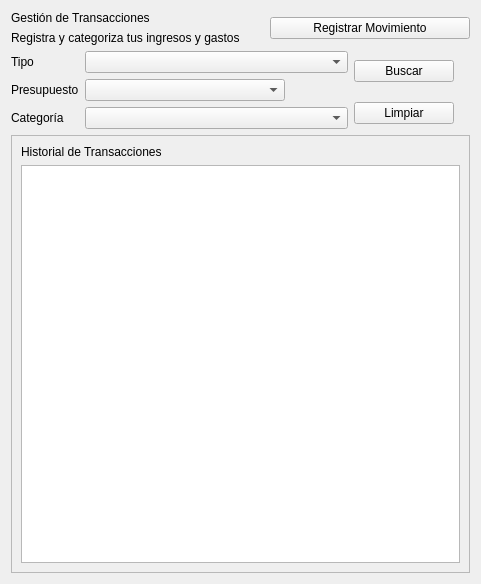
Above: src/vista/sources/panel_transacciones.ui from sigladon/mi-vaca before the change. Below: the same form after it.
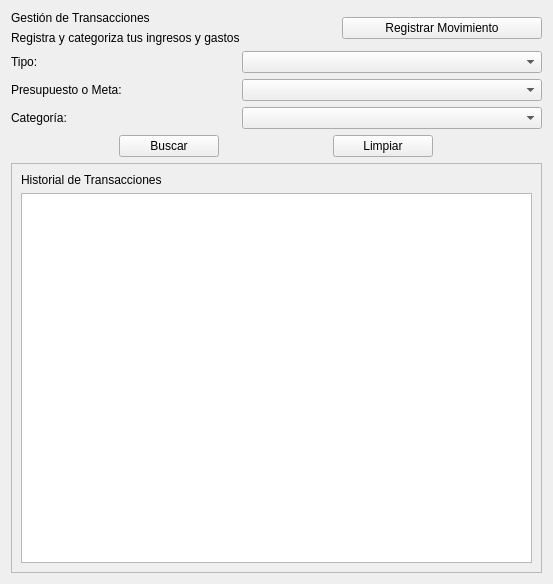
That is the form after the change.

```diff
--- a/src/vista/sources/panel_transacciones.ui
+++ b/src/vista/sources/panel_transacciones.ui
@@ -6,7 +6,7 @@
    <rect>
     <x>0</x>
     <y>0</y>
-    <width>481</width>
+    <width>553</width>
     <height>584</height>
    </rect>
   </property>
@@ -47,10 +47,89 @@
    </item>
    <item>
     <layout class="QGridLayout" name="gridLayout">
-     <property name="rightMargin">
-      <number>16</number>
-     </property>
+     <item row="0" column="0">
+      <widget class="QLabel" name="lbl_tipo">
+       <property name="text">
+        <string>Tipo:</string>
+       </property>
+      </widget>
+     </item>
      <item row="0" column="1">
+      <widget class="QComboBox" name="cmb_tipo_transaccion">
+       <property name="minimumSize">
+        <size>
+         <width>300</width>
+         <height>0</height>
+        </size>
+       </property>
+       <property name="maximumSize">
+        <size>
+         <width>400</width>
+         <height>16777215</height>
+        </size>
+       </property>
+       <property name="placeholderText">
+        <string>Selecciona un tipo</string>
+       </property>
+      </widget>
+     </item>
+     <item row="1" column="0">
+      <widget class="QLabel" name="lbl_presupuesto_categoria">
+       <property name="text">
+        <string>Presupuesto o Meta:</string>
+       </property>
+      </widget>
+     </item>
+     <item row="1" column="1">
+      <widget class="QComboBox" name="cmb_presupuesto">
+       <property name="minimumSize">
+        <size>
+         <width>300</width>
+         <height>0</height>
+        </size>
+       </property>
+       <property name="maximumSize">
+        <size>
+         <width>400</width>
+         <height>16777215</height>
+        </size>
+       </property>
+       <property name="placeholderText">
+        <string>Selecciona un presupuesto o meta</string>
+       </property>
+      </widget>
+     </item>
+     <item row="2" column="0">
+      <widget class="QLabel" name="lbl_categoria">
+       <property name="text">
+        <string>Categoría:</string>
+       </property>
+      </widget>
+     </item>
+     <item row="2" column="1">
+      <widget class="QComboBox" name="cmb_categoria_transaccion">
+       <property name="minimumSize">
+        <size>
+         <width>300</width>
+         <height>0</height>
+        </size>
+       </property>
+       <property name="maximumSize">
+        <size>
+         <width>400</width>
+         <height>16777215</height>
+        </size>
+       </property>
+       <property name="placeholderText">
+        <string>Selecciona una categoría</string>
+       </property>
+      </widget>
+     </item>
+    </layout>
+   </item>
+   <item>
+    <layout class="QHBoxLayout" name="horizontalLayout">
+     <item>
       <widget class="QPushButton" name="btn_buscar_transacciones">
        <property name="maximumSize">
         <size>
@@ -63,7 +142,7 @@
        </property>
       </widget>
      </item>
-     <item row="1" column="1">
+     <item>
       <widget class="QPushButton" name="btn_limpiar_filtros">
        <property name="maximumSize">
         <size>
@@ -76,79 +155,6 @@
        </property>
       </widget>
      </item>
-     <item row="0" column="0" rowspan="2">
-      <layout class="QFormLayout" name="formLayout">
-       <property name="labelAlignment">
-        <set>Qt::AlignmentFlag::AlignLeading|Qt::AlignmentFlag::AlignLeft|Qt::AlignmentFlag::AlignVCenter</set>
-       </property>
-       <item row="1" column="0">
-        <widget class="QLabel" name="label_4">
-         <property name="text">
-          <string>Presupuesto</string>
-         </property>
-        </widget>
-       </item>
-       <item row="1" column="1">
-        <widget class="QComboBox" name="cmb_presupuesto">
-         <property name="minimumSize">
-          <size>
-           <width>200</width>
-           <height>0</height>
-          </size>
-         </property>
-         <property name="maximumSize">
-          <size>
-           <width>200</width>
-           <height>16777215</height>
-          </size>
-         </property>
-         <property name="placeholderText">
-          <string>Selecciona un presupuesto</string>
-         </property>
-        </widget>
-       </item>
-       <item row="3" column="0">
-        <widget class="QLabel" name="label_6">
-         <property name="text">
-          <string>Categoría</string>
-         </property>
-        </widget>
-       </item>
-       <item row="3" column="1">
-        <widget class="QComboBox" name="cmb_categoria_transaccion">
-         <property name="minimumSize">
-          <size>
-           <width>200</width>
-           <height>0</height>
-          </size>
-         </property>
-         <property name="placeholderText">
-          <string>Selecciona una categoría</string>
-         </property>
-        </widget>
-       </item>
-       <item row="0" column="1">
-        <widget class="QComboBox" name="cmb_tipo_transaccion">
-         <property name="minimumSize">
-          <size>
-           <width>200</width>
-           <height>0</height>
-          </size>
-         </property>
-         <property name="placeholderText">
-          <string>Selecciona un tipo</string>
-         </property>
-        </widget>
-       </item>
-       <item row="0" column="0">
-        <widget class="QLabel" name="label_5">
-         <property name="text">
-          <string>Tipo</string>
-         </property>
-        </widget>
-       </item>
-      </layout>
-     </item>
     </layout>
    </item>
    <item>
@@ -163,8 +169,8 @@
          <rect>
           <x>0</x>
           <y>0</y>
-          <width>467</width>
-          <height>396</height>
+          <width>539</width>
+          <height>362</height>
          </rect>
         </property>
         <layout class="QVBoxLayout" name="verticalLayout_2">
```
Left out of the diff: 19 changed lines with no effect on the pictures.
